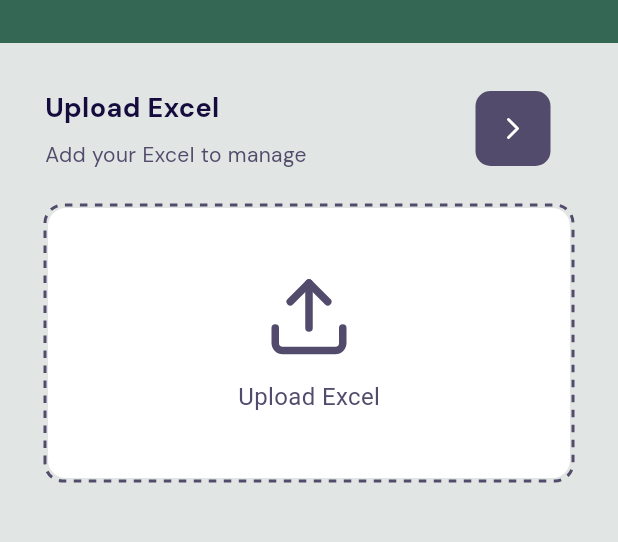
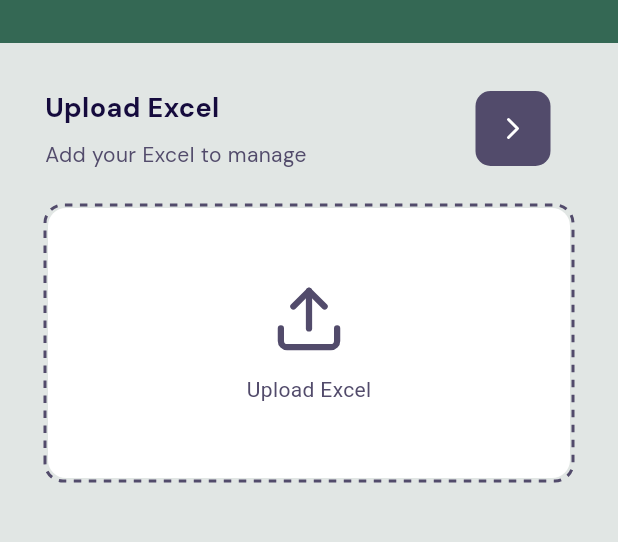
Before and after one commit to Mnemovate/Excelage, a Flutter app: the screen it shows after launch, on a phone screen of 412 x 824 dp, the part 62-604 px from its top. Run offline on Flutter 3.47's test engine with Material 3 defaults, Android fonts, the phone set to English and light mode, and no system bars; drawn by our look-alikes of dotted_border; our stand-ins replace file_picker, flutter_svg, fluttertoast, google_fonts; missing offline and left inert: excel.

Commit message:
upload update

```diff
--- a/lib/widgets/dashed_border_upload.dart
+++ b/lib/widgets/dashed_border_upload.dart
@@ -6,7 +6,11 @@ class DashedBorderUpload extends StatelessWidget {
   final String? fileName;
   final void Function()? onTap;
 
-  const DashedBorderUpload({super.key, required this.fileName, required this.onTap});
+  const DashedBorderUpload({
+    super.key,
+    required this.fileName,
+    required this.onTap,
+  });
 
   @override
   Widget build(BuildContext context) {
@@ -30,14 +34,14 @@ class DashedBorderUpload extends StatelessWidget {
               children: [
                 SvgPicture.asset(
                   'assets/images/upload.svg',
-                  width: 60,
+                  width: 50,
                   color: Color(0XFF524B6B),
                 ),
                 const SizedBox(height: 12),
                 Text(
                   fileName ?? 'Upload Excel',
                   style: const TextStyle(
-                    fontSize: 16,
+                    fontSize: 14,
                     color: Color(0XFF524B6B),
                   ),
                 ),
```
